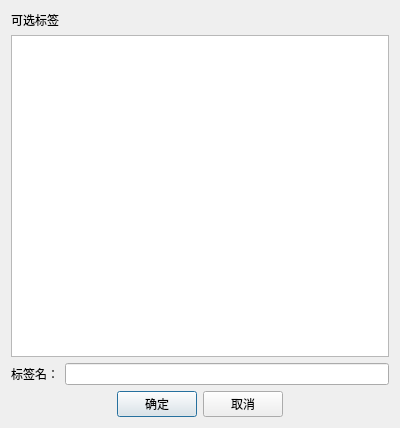
Before: the Qt Designer form dlglabel.ui in lujiajingcn/FileManager, drawn with Qt 5.
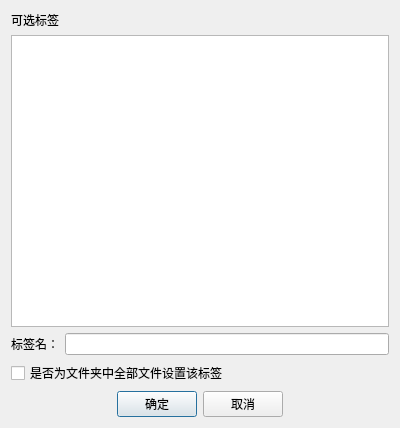
After: the same form once the commit is applied.

Commit message: 为文件夹添加标签（未完全实现）。

Diff of the .ui file:
```diff
--- a/dlglabel.ui
+++ b/dlglabel.ui
@@ -13,8 +13,20 @@
   <property name="windowTitle">
    <string>添加标签</string>
   </property>
-  <layout class="QGridLayout" name="gridLayout_3">
+  <layout class="QGridLayout" name="gridLayout_4">
+   <item row="0" column="0">
+    <widget class="QLabel" name="allLabels">
+     <property name="text">
+      <string>可选标签</string>
+     </property>
+    </widget>
+   </item>
+   <item row="1" column="0">
+    <widget class="QListView" name="lvAllLabels"/>
+   </item>
    <item row="2" column="0">
+    <layout class="QGridLayout" name="gridLayout_3">
+     <item row="0" column="0">
     <layout class="QGridLayout" name="gridLayout">
      <item row="0" column="0">
       <widget class="QLabel" name="label">
@@ -28,6 +40,15 @@
      </item>
     </layout>
    </item>
+     <item row="1" column="0">
+      <widget class="QCheckBox" name="cbSetAllFiles">
+       <property name="text">
+        <string>是否为文件夹中全部文件设置该标签</string>
+       </property>
+      </widget>
+     </item>
+    </layout>
+   </item>
    <item row="3" column="0">
     <layout class="QGridLayout" name="gridLayout_2">
      <item row="0" column="0">
@@ -72,16 +93,6 @@
      </item>
     </layout>
    </item>
-   <item row="1" column="0">
-    <widget class="QListView" name="lvAllLabels"/>
-   </item>
-   <item row="0" column="0">
-    <widget class="QLabel" name="allLabels">
-     <property name="text">
-      <string>可选标签</string>
-     </property>
-    </widget>
-   </item>
   </layout>
  </widget>
  <resources/>
```
Lines whose indentation alone changed are shown as unchanged. The commit also changes 6 other files.
